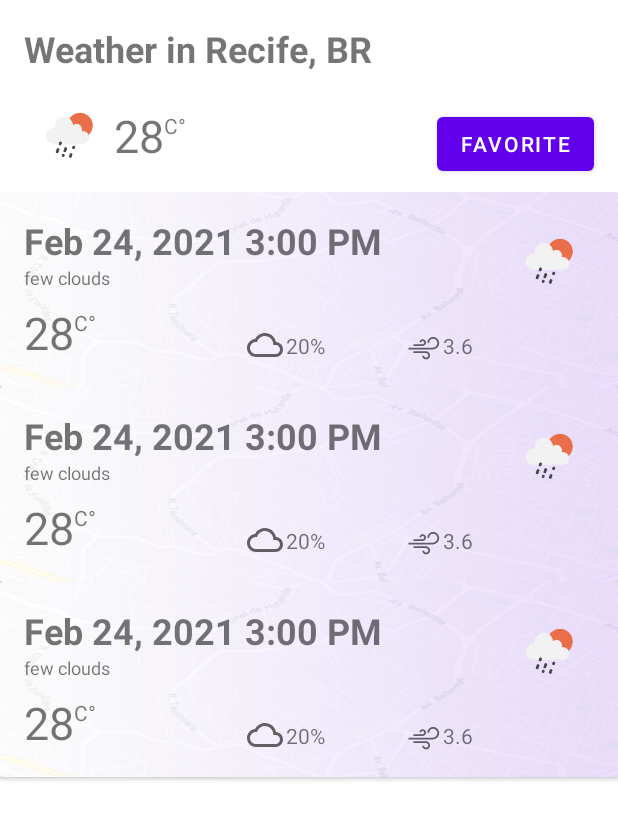
After one commit to tarcisiocipriano/android-my-weather, an Android app: the layout activity_forecast.xml on its own in the app's theme, with its tools: preview values and no code run, on a phone screen of 412 x 824 dp. The commit adds this screen. Shown: the top 820 px of the screen. Run offline under Robolectric (Android 15) with nearby library versions, the phone set to English and light mode, and no system bars.

Commit message:
implement forecast, with retrofit implementation to get the forecasts from the api

```diff
--- a/app/src/main/AndroidManifest.xml
+++ b/app/src/main/AndroidManifest.xml
@@ -11,8 +11,9 @@
         android:label="@string/app_name"
         android:roundIcon="@mipmap/ic_launcher_round"
         android:supportsRtl="true"
-        android:usesCleartextTraffic="true"
-        android:theme="@style/Theme.My_Weather">
+        android:theme="@style/Theme.My_Weather"
+        android:usesCleartextTraffic="true">
+        <activity android:name=".ui.main.forecast.ForecastActivity" />
         <activity android:name=".ui.main.MainActivity">
             <intent-filter>
                 <action android:name="android.intent.action.MAIN" />
--- a/app/src/main/java/com/example/my_weather/data/remote/RetrofitManager.kt
+++ b/app/src/main/java/com/example/my_weather/data/remote/RetrofitManager.kt
@@ -11,4 +11,6 @@ object RetrofitManager {
         .build()
 
     fun getOpenWeatherService() = instance.create(OpenWeatherService::class.java)
+
+    fun getOpenForecastService() = instance.create(OpenForecastService::class.java)
 }
--- /dev/null
+++ b/app/src/main/res/layout/activity_forecast.xml
@@ -0,0 +1,94 @@
+<?xml version="1.0" encoding="utf-8"?>
+<androidx.constraintlayout.widget.ConstraintLayout xmlns:android="http://schemas.android.com/apk/res/android"
+    xmlns:app="http://schemas.android.com/apk/res-auto"
+    xmlns:tools="http://schemas.android.com/tools"
+    android:layout_width="match_parent"
+    android:layout_height="match_parent"
+    tools:context=".ui.main.forecast.ForecastActivity">
+
+    <TextView
+        android:id="@+id/tvForecastTitle"
+        android:layout_width="wrap_content"
+        android:layout_height="wrap_content"
+        android:textSize="24sp"
+        android:textStyle="bold"
+        app:layout_constraintStart_toStartOf="@+id/guideline3"
+        app:layout_constraintTop_toTopOf="@+id/guideline2"
+        tools:text="Weather in Recife, BR" />
+
+    <TextView
+        android:id="@+id/tvForecastTemperatureAmount"
+        android:layout_width="wrap_content"
+        android:layout_height="wrap_content"
+        android:textSize="30dp"
+        app:layout_constraintBottom_toBottomOf="@+id/ivForecastWeather"
+        app:layout_constraintStart_toEndOf="@+id/ivForecastWeather"
+        app:layout_constraintTop_toTopOf="@+id/ivForecastWeather"
+        tools:text="28" />
+
+    <TextView
+        android:id="@+id/tvForecastTemperatureUnit"
+        android:layout_width="wrap_content"
+        android:layout_height="wrap_content"
+        android:layout_marginTop="4dp"
+        app:layout_constraintStart_toEndOf="@+id/tvForecastTemperatureAmount"
+        app:layout_constraintTop_toTopOf="@+id/tvForecastTemperatureAmount"
+        tools:text="C°" />
+
+    <ImageView
+        android:id="@+id/ivForecastWeather"
+        android:layout_width="60dp"
+        android:layout_height="60dp"
+        android:background="@drawable/ic_weather_placeholder"
+        app:layout_constraintBottom_toTopOf="@+id/guideline7"
+        app:layout_constraintStart_toStartOf="@+id/guideline3" />
+
+    <androidx.constraintlayout.widget.Guideline
+        android:id="@+id/guideline2"
+        android:layout_width="wrap_content"
+        android:layout_height="wrap_content"
+        android:orientation="horizontal"
+        app:layout_constraintGuide_begin="16dp" />
+
+    <androidx.constraintlayout.widget.Guideline
+        android:id="@+id/guideline3"
+        android:layout_width="wrap_content"
+        android:layout_height="wrap_content"
+        android:orientation="vertical"
+        app:layout_constraintGuide_begin="16dp" />
+
+    <androidx.constraintlayout.widget.Guideline
+        android:id="@+id/guideline6"
+        android:layout_width="wrap_content"
+        android:layout_height="wrap_content"
+        android:orientation="vertical"
+        app:layout_constraintGuide_end="16dp" />
+
+    <Button
+        android:id="@+id/btnFavorite"
+        android:layout_width="wrap_content"
+        android:layout_height="wrap_content"
+        android:text="Favorite"
+        app:layout_constraintBottom_toTopOf="@+id/guideline7"
+        app:layout_constraintEnd_toStartOf="@+id/guideline6"
+        app:layout_constraintTop_toTopOf="@+id/guideline2"
+        app:layout_constraintVertical_bias="1.0" />
+
+    <androidx.constraintlayout.widget.Guideline
+        android:id="@+id/guideline7"
+        android:layout_width="wrap_content"
+        android:layout_height="wrap_content"
+        android:orientation="horizontal"
+        app:layout_constraintGuide_begin="120dp" />
+
+    <androidx.recyclerview.widget.RecyclerView
+        android:id="@+id/rvForecasts"
+        android:layout_width="match_parent"
+        android:layout_height="0dp"
+        android:layout_marginTop="8dp"
+        app:layout_constraintBottom_toBottomOf="parent"
+        app:layout_constraintEnd_toEndOf="parent"
+        app:layout_constraintStart_toStartOf="parent"
+        app:layout_constraintTop_toTopOf="@+id/guideline7"
+        tools:listitem="@layout/item_forecast_city" />
+</androidx.constraintlayout.widget.ConstraintLayout>
--- /dev/null
+++ b/app/src/main/res/layout/item_forecast_city.xml
@@ -0,0 +1,140 @@
+<?xml version="1.0" encoding="utf-8"?>
+<androidx.cardview.widget.CardView xmlns:android="http://schemas.android.com/apk/res/android"
+    xmlns:app="http://schemas.android.com/apk/res-auto"
+    xmlns:tools="http://schemas.android.com/tools"
+    android:layout_width="match_parent"
+    android:layout_height="wrap_content">
+
+    <androidx.constraintlayout.widget.ConstraintLayout
+        android:layout_width="match_parent"
+        android:layout_height="130dp"
+        android:background="@drawable/bg_card">
+
+        <androidx.constraintlayout.widget.Guideline
+            android:id="@+id/guidelineRight"
+            android:layout_width="wrap_content"
+            android:layout_height="wrap_content"
+            android:orientation="vertical"
+            app:layout_constraintGuide_end="16dp" />
+
+        <androidx.constraintlayout.widget.Guideline
+            android:id="@+id/guideline4"
+            android:layout_width="wrap_content"
+            android:layout_height="wrap_content"
+            android:orientation="vertical"
+            app:layout_constraintGuide_percent="0.4" />
+
+        <androidx.constraintlayout.widget.Guideline
+            android:id="@+id/guidelineTop"
+            android:layout_width="wrap_content"
+            android:layout_height="wrap_content"
+            android:orientation="horizontal"
+            app:layout_constraintGuide_begin="16dp" />
+
+        <androidx.constraintlayout.widget.Guideline
+            android:id="@+id/guideline5"
+            android:layout_width="wrap_content"
+            android:layout_height="wrap_content"
+            android:orientation="vertical"
+            app:layout_constraintGuide_percent="0.66" />
+
+        <androidx.constraintlayout.widget.Guideline
+            android:id="@+id/guidelineLeft"
+            android:layout_width="wrap_content"
+            android:layout_height="wrap_content"
+            android:orientation="vertical"
+            app:layout_constraintGuide_begin="16dp" />
+
+        <androidx.constraintlayout.widget.Guideline
+            android:id="@+id/guidelineBottom"
+            android:layout_width="wrap_content"
+            android:layout_height="wrap_content"
+            android:orientation="horizontal"
+            app:layout_constraintGuide_end="16dp" />
+
+        <TextView
+            android:id="@+id/tvForecastDate"
+            android:layout_width="wrap_content"
+            android:layout_height="wrap_content"
+            android:textSize="24sp"
+            android:textStyle="bold"
+            app:layout_constraintStart_toStartOf="@+id/guidelineLeft"
+            app:layout_constraintTop_toTopOf="@+id/guidelineTop"
+            tools:text="Feb 24, 2021 3:00 PM" />
+
+        <TextView
+            android:id="@+id/tvWeatherCondition"
+            android:layout_width="wrap_content"
+            android:layout_height="wrap_content"
+            android:textSize="12sp"
+            app:layout_constraintStart_toStartOf="@+id/guidelineLeft"
+            app:layout_constraintTop_toBottomOf="@+id/tvForecastDate"
+            tools:text="few clouds" />
+
+        <ImageView
+            android:id="@+id/ivWeather"
+            android:layout_width="60dp"
+            android:layout_height="60dp"
+            android:background="@drawable/ic_weather_placeholder"
+            app:layout_constraintBottom_toBottomOf="parent"
+            app:layout_constraintEnd_toStartOf="@+id/guidelineRight"
+            app:layout_constraintTop_toTopOf="@+id/guidelineTop"
+            app:layout_constraintVertical_bias="0.0" />
+
+        <TextView
+            android:id="@+id/tvTemperatureAmount"
+            android:layout_width="wrap_content"
+            android:layout_height="wrap_content"
+            android:textSize="30dp"
+            app:layout_constraintBottom_toTopOf="@+id/guidelineBottom"
+            app:layout_constraintStart_toStartOf="@+id/guidelineLeft"
+            tools:text="28" />
+
+        <TextView
+            android:id="@+id/tvTemperatureUnit"
+            android:layout_width="wrap_content"
+            android:layout_height="wrap_content"
+            android:layout_marginTop="4dp"
+            app:layout_constraintStart_toEndOf="@+id/tvTemperatureAmount"
+            app:layout_constraintTop_toTopOf="@+id/tvTemperatureAmount"
+            tools:text="C°" />
+
+        <ImageView
+            android:id="@+id/imageView2"
+            android:layout_width="wrap_content"
+            android:layout_height="wrap_content"
+            app:layout_constraintBottom_toTopOf="@+id/guidelineBottom"
+            app:layout_constraintStart_toStartOf="@+id/guideline4"
+            app:srcCompat="@drawable/ic_cloud_queue" />
+
+        <TextView
+            android:id="@+id/tvCloudPercentage"
+            android:layout_width="wrap_content"
+            android:layout_height="wrap_content"
+            android:layout_marginStart="2dp"
+            android:layout_marginBottom="2dp"
+            app:layout_constraintBottom_toTopOf="@+id/guidelineBottom"
+            app:layout_constraintStart_toEndOf="@+id/imageView2"
+            tools:text="20%" />
+
+        <ImageView
+            android:id="@+id/imageView3"
+            android:layout_width="wrap_content"
+            android:layout_height="wrap_content"
+            android:layout_marginBottom="2dp"
+            app:layout_constraintBottom_toTopOf="@+id/guidelineBottom"
+            app:layout_constraintStart_toStartOf="@+id/guideline5"
+            app:srcCompat="@drawable/ic_wind" />
+
+        <TextView
+            android:id="@+id/tvWindSpeed"
+            android:layout_width="wrap_content"
+            android:layout_height="wrap_content"
+            android:layout_marginStart="2dp"
+            android:layout_marginBottom="2dp"
+            app:layout_constraintBottom_toTopOf="@+id/guidelineBottom"
+            app:layout_constraintStart_toEndOf="@+id/imageView3"
+            tools:text="3.6" />
+
+    </androidx.constraintlayout.widget.ConstraintLayout>
+</androidx.cardview.widget.CardView>
```
Also changed, not shown: app/src/main/java/com/example/my_weather/data/remote/OpenForecastService.kt (added, +28 -0 lines), app/src/main/java/com/example/my_weather/data/remote/model/City.kt (added, +26 -0 lines), app/src/main/java/com/example/my_weather/data/remote/model/Clouds.kt (added, +8 -0 lines), app/src/main/java/com/example/my_weather/data/remote/model/Country.kt (added, +8 -0 lines), app/src/main/java/com/example/my_weather/data/remote/model/FindResult.kt (+0 -54 lines), app/src/main/java/com/example/my_weather/data/remote/model/Forecast.kt (added, +24 -0 lines), app/src/main/java/com/example/my_weather/data/remote/model/ForecastResult.kt (added, +14 -0 lines), app/src/main/java/com/example/my_weather/data/remote/model/Main.kt (added, +8 -0 lines), app/src/main/java/com/example/my_weather/data/remote/model/Weather.kt (added, +14 -0 lines), app/src/main/java/com/example/my_weather/data/remote/model/Wind.kt (added, +8 -0 lines), app/src/main/java/com/example/my_weather/ui/main/forecast/ForecastActivity.kt (added, +90 -0 lines), app/src/main/java/com/example/my_weather/ui/main/forecast/ForecastAdapter.kt (added, +66 -0 lines), app/src/main/java/com/example/my_weather/ui/main/search/SearchAdapter.kt (+23 -15 lines), app/src/main/java/com/example/my_weather/ui/main/search/SearchFragment.kt (+17 -9 lines), 2 more files.
